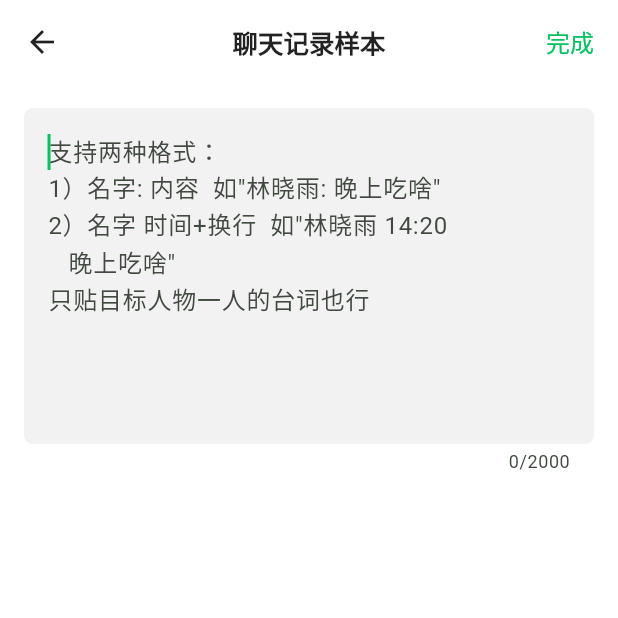
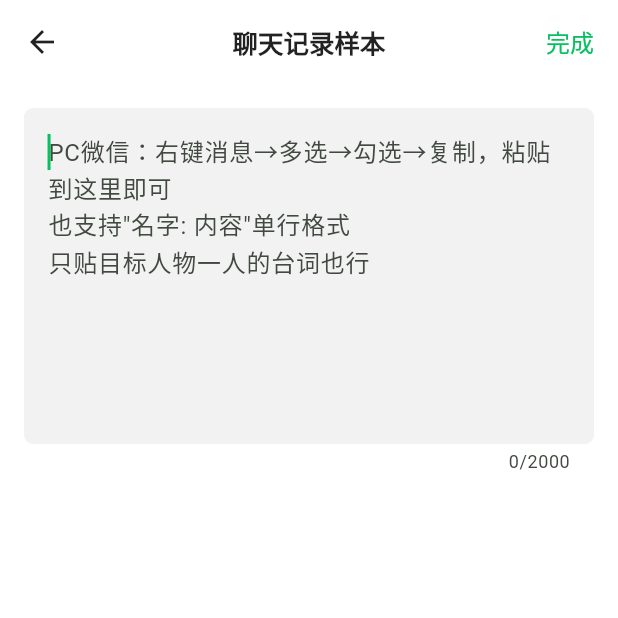
Before and after one commit to 1628755394/WeCheat, a Flutter app: the AiSettingsPage screen opened directly with empty values, after a tap on "聊天记录样本", on a phone screen of 412 x 824 dp, the top half of it. Run offline on Flutter 3.47's test engine with Material 3 defaults, Android fonts, the phone set to English and light mode, and no system bars; our stand-ins replace camera, flutter_riverpod, flutter_tts, go_router, hive_flutter, image_picker and 1 more; accounts and stored records are empty.

Commit message:
聊天记录解析支持 PC 微信导出格式（名字 日期 时间）
多选复制导出的头部带日期，正则补充可选日期段；
few-shot 轮次上限 12→20。

Generated with [Devin](https://devin.ai)

Co-Authored-By: Devin <158243242+devin-ai-integration[bot]@users.noreply.github.com>

```diff
--- a/lib/features/chat/ai_settings_page.dart
+++ b/lib/features/chat/ai_settings_page.dart
@@ -134,7 +134,7 @@ class AiSettingsPage extends ConsumerWidget {
                 context,
                 title: '聊天记录样本',
                 initial: profile.chatLog,
-                hint: '支持两种格式：\n1）名字: 内容  如"林晓雨: 晚上吃啥"\n2）名字 时间+换行  如"林晓雨 14:20\n   晚上吃啥"\n只贴目标人物一人的台词也行',
+                hint: 'PC微信：右键消息→多选→勾选→复制，粘贴到这里即可\n也支持"名字: 内容"单行格式\n只贴目标人物一人的台词也行',
                 onSave: notifier.setChatLog,
               ),
             ),
```
Also changed, not shown: lib/services/ai_prompt.dart (+10 -5 lines), 1 other file.
